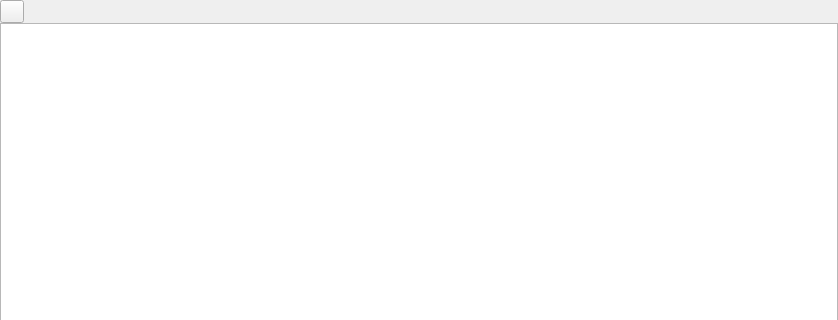
Old version of the form src/x/mqtt/mqttdataview.ui in the repository x-tools-author/x-tools; both pictures show x 0 to 838 and y 0 to 320 of the 838 by 534 pixel window.
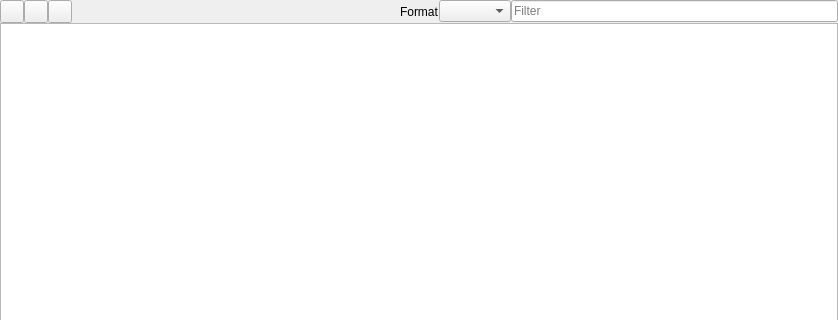
New version of the form.

Diff of the .ui file:
```diff
--- a/src/x/mqtt/mqttdataview.ui
+++ b/src/x/mqtt/mqttdataview.ui
@@ -33,6 +33,29 @@
     <layout class="QHBoxLayout" name="horizontalLayout">
      <item>
       <widget class="QToolButton" name="toolButtonClear">
+       <property name="toolTip">
+        <string>Clear all message</string>
+       </property>
+       <property name="text">
+        <string notr="true"/>
+       </property>
+      </widget>
+     </item>
+     <item>
+      <widget class="QToolButton" name="toolButtonPing">
+       <property name="toolTip">
+        <string>Show ping-pong message</string>
+       </property>
+       <property name="text">
+        <string notr="true"/>
+       </property>
+      </widget>
+     </item>
+     <item>
+      <widget class="QToolButton" name="toolButtonScrolling">
+       <property name="toolTip">
+        <string>Scrolling to bottom automatically</string>
+       </property>
        <property name="text">
         <string notr="true"/>
        </property>
@@ -51,6 +74,27 @@
        </property>
       </spacer>
      </item>
+     <item>
+      <widget class="QLabel" name="label_3">
+       <property name="text">
+        <string>Format</string>
+       </property>
+      </widget>
+     </item>
+     <item>
+      <widget class="QComboBox" name="comboBoxFormat">
+       <property name="toolTip">
+        <string>Payload data format</string>
+       </property>
+      </widget>
+     </item>
+     <item>
+      <widget class="QLineEdit" name="lineEditFilter">
+       <property name="placeholderText">
+        <string notr="true">Filter</string>
+       </property>
+      </widget>
+     </item>
     </layout>
    </item>
    <item row="1" column="0">
```
